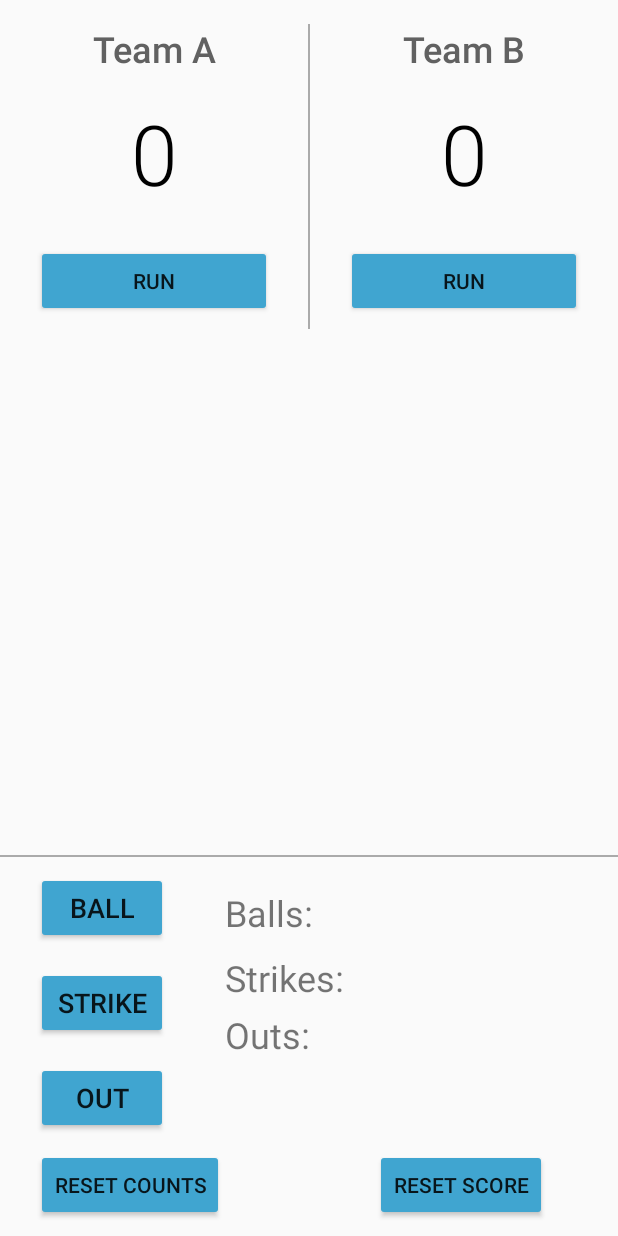
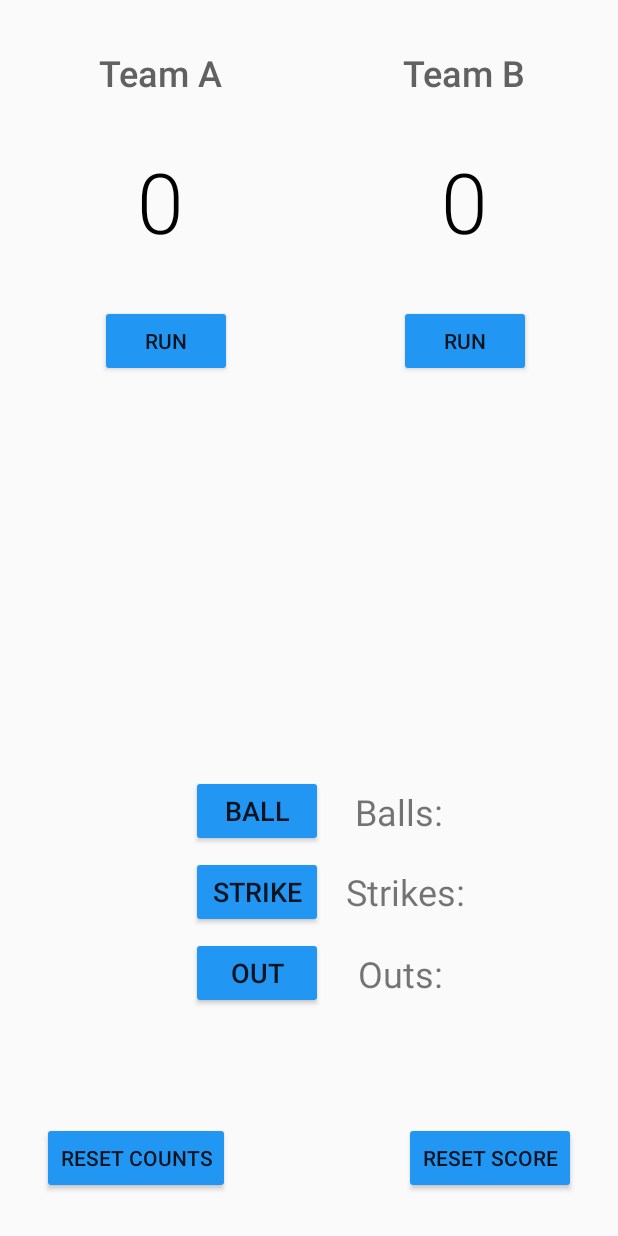
Before and after one commit to JosephMcNamara/BaseballApp, an Android app: the layout activity_main.xml on its own in the app's theme, with its tools: preview values and no code run, on a phone screen of 412 x 824 dp. Run offline under Robolectric (Android 15) with nearby library versions, the phone set to English and light mode, and no system bars.

Commit message:
Layout changes

```diff
--- a/app/src/main/java/com/example/android/baseballapp/MainActivity.java
+++ b/app/src/main/java/com/example/android/baseballapp/MainActivity.java
@@ -37,7 +37,7 @@ public class MainActivity extends AppCompatActivity {
 
     int balls = 0;
     int strikes = 0;
-    int outs =0;
+    int outs = 0;
 
     @Override
     protected void onCreate(Bundle savedInstanceState) {
@@ -54,6 +54,7 @@ public class MainActivity extends AppCompatActivity {
         scoreTeamA = scoreTeamA + 1;
         displayForTeamA(scoreTeamA);
     }
+
     /**
      * Increase the score for Team B by 1 point.
      */
@@ -67,20 +68,31 @@ public class MainActivity extends AppCompatActivity {
      */
     public void addBall(View v) {
         balls = balls + 1;
+        if (balls > 3) {
+            return;
+        }
         displayForBalls("Balls: " + balls);
     }
+
     /**
      * Increase the balls by one.
      */
     public void addStrike(View v) {
         strikes = strikes + 1;
+        if (strikes > 3) {
+            return;
+        }
         displayForStrikes("Strikes: " + strikes);
     }
+
     /**
      * Increase the balls by one.
      */
     public void addOut(View v) {
         outs = outs + 1;
+        if (outs > 3) {
+            return;
+        }
         displayForOuts("Outs: " + outs);
     }
 
@@ -107,7 +119,7 @@ public class MainActivity extends AppCompatActivity {
      * Displays the given score for Team A.
      */
     public void displayForTeamA(int score) {
-        TextView scoreView = (TextView) findViewById(R.id.team_a_score);
+        TextView scoreView = findViewById(R.id.team_a_score);
         scoreView.setText(String.valueOf(score));
     }
 
@@ -115,19 +127,22 @@ public class MainActivity extends AppCompatActivity {
      * Displays the given score for Team B.
      */
     public void displayForTeamB(int score) {
-        TextView scoreView = (TextView) findViewById(R.id.team_b_score);
+        TextView scoreView = findViewById(R.id.team_b_score);
         scoreView.setText(String.valueOf(score));
     }
+
     public void displayForBalls(String score) {
-        TextView scoreView = (TextView) findViewById(R.id.balls);
+        TextView scoreView = findViewById(R.id.balls);
         scoreView.setText(String.valueOf(score));
     }
+
     public void displayForStrikes(String score) {
-        TextView scoreView = (TextView) findViewById(R.id.strikes);
+        TextView scoreView = findViewById(R.id.strikes);
         scoreView.setText(String.valueOf(score));
     }
+
     public void displayForOuts(String score) {
-        TextView scoreView = (TextView) findViewById(R.id.outs);
+        TextView scoreView = findViewById(R.id.outs);
         scoreView.setText(String.valueOf(score));
     }
 }
--- a/app/src/main/res/layout/activity_main.xml
+++ b/app/src/main/res/layout/activity_main.xml
@@ -11,186 +11,197 @@
      limitations under the License.
 -->
 <!-- Layout for the basketball score counter. -->
-<RelativeLayout xmlns:android="http://schemas.android.com/apk/res/android"
+<android.support.constraint.ConstraintLayout xmlns:android="http://schemas.android.com/apk/res/android"
+    xmlns:app="http://schemas.android.com/apk/res-auto"
     xmlns:tools="http://schemas.android.com/tools"
+    android:id="@+id/relativeLayout"
     android:layout_width="match_parent"
     android:layout_height="match_parent"
-    tools:context=".MainActivity">
+    android:background="#FAFAFA"
+    tools:context=".MainActivity"
+    tools:layout_editor_absoluteY="81dp">
 
-    <LinearLayout
-        android:layout_width="match_parent"
-        android:layout_height="wrap_content"
-        android:orientation="horizontal"
-        android:id="@+id/linearLayout1">
-
-        <LinearLayout
-            android:layout_width="0dp"
-            android:layout_height="wrap_content"
-            android:layout_weight="1"
-            android:orientation="vertical">
 
     <TextView
-                android:layout_width="match_parent"
+        android:id="@+id/textView"
+        android:layout_width="wrap_content"
         android:layout_height="wrap_content"
+        android:layout_marginLeft="49dp"
+        android:layout_marginStart="49dp"
+        android:layout_marginTop="16dp"
         android:fontFamily="sans-serif-medium"
         android:gravity="center"
         android:padding="16dp"
         android:text="Team A"
         android:textColor="#616161"
-                android:textSize="24sp" />
+        android:textSize="24sp"
+        app:layout_constraintStart_toStartOf="parent"
+        app:layout_constraintTop_toTopOf="parent" />
 
     <TextView
         android:id="@+id/team_a_score"
-                android:layout_width="match_parent"
+        android:layout_width="wrap_content"
         android:layout_height="wrap_content"
         android:fontFamily="sans-serif-light"
         android:gravity="center"
         android:paddingBottom="24dp"
         android:text="0"
         android:textColor="#000000"
-                android:textSize="56sp" />
+        android:textSize="56sp"
+        app:layout_constraintBottom_toBottomOf="@+id/team_b_score"
+        app:layout_constraintEnd_toEndOf="@+id/textView"
+        app:layout_constraintStart_toStartOf="@+id/textView"
+        app:layout_constraintTop_toTopOf="@+id/team_b_score" />
 
     <Button
-                android:layout_width="match_parent"
+        android:id="@+id/button"
+        android:layout_width="wrap_content"
         android:layout_height="wrap_content"
-                android:layout_marginBottom="8dp"
-                android:layout_marginLeft="24dp"
-                android:layout_marginRight="24dp"
+        android:layout_marginTop="8dp"
         android:onClick="addOneForTeamA"
-                android:text="Run" />
+        android:text="Run"
+        app:layout_constraintEnd_toEndOf="@+id/team_a_score"
+        app:layout_constraintHorizontal_bias="0.438"
+        app:layout_constraintStart_toStartOf="@+id/team_a_score"
+        app:layout_constraintTop_toBottomOf="@+id/team_a_score" />
 
-        </LinearLayout>
-
-        <View
-            android:layout_width="1dp"
-            android:layout_height="match_parent"
-            android:layout_marginTop="16dp"
-            android:background="@android:color/darker_gray" />
-
-        <LinearLayout
-            android:layout_width="0dp"
-            android:layout_height="match_parent"
-            android:layout_weight="1"
-            android:orientation="vertical">
 
     <TextView
-                android:layout_width="match_parent"
+        android:id="@+id/textView2"
+        android:layout_width="wrap_content"
         android:layout_height="wrap_content"
+        android:layout_marginEnd="45dp"
+        android:layout_marginRight="45dp"
         android:fontFamily="sans-serif-medium"
         android:gravity="center"
         android:padding="16dp"
         android:text="Team B"
         android:textColor="#616161"
-                android:textSize="24sp" />
+        android:textSize="24sp"
+        app:layout_constraintBottom_toBottomOf="@+id/textView"
+        app:layout_constraintEnd_toEndOf="parent"
+        app:layout_constraintTop_toTopOf="@+id/textView" />
 
     <TextView
         android:id="@+id/team_b_score"
-                android:layout_width="match_parent"
+        android:layout_width="wrap_content"
         android:layout_height="wrap_content"
+        android:layout_marginTop="16dp"
         android:fontFamily="sans-serif-light"
         android:gravity="center"
         android:paddingBottom="24dp"
         android:text="0"
         android:textColor="#000000"
-                android:textSize="56sp" />
+        android:textSize="56sp"
+        app:layout_constraintEnd_toEndOf="@+id/textView2"
+        app:layout_constraintStart_toStartOf="@+id/textView2"
+        app:layout_constraintTop_toBottomOf="@+id/textView2" />
+
 
     <Button
-                android:layout_width="match_parent"
-                android:layout_height="wrap_content"
-                android:layout_marginBottom="8dp"
-                android:layout_marginLeft="24dp"
-                android:layout_marginRight="24dp"
-                android:onClick="addOneForTeamB"
-                android:text="Run" />
-
-        </LinearLayout>
-    </LinearLayout>
-
-    <View android:background="@android:color/darker_gray"
-        android:layout_width = "match_parent"
-        android:layout_height="1dp"
-        android:layout_above="@id/ballsCount"
-        android:layout_marginBottom="10dp"
-        android:id="@+id/view"/>
-    <Button
+        android:id="@+id/button2"
         android:layout_width="wrap_content"
         android:layout_height="wrap_content"
-        android:layout_above="@id/strikesCount"
-        android:layout_marginBottom="15dp"
-        android:text="Ball"
-        android:onClick="addBall"
-        android:id="@+id/ballsCount"
-        android:layout_marginLeft="24dp"
-        android:layout_marginRight="24dp"
-        android:textSize="18sp"/>
+        android:onClick="addOneForTeamB"
+        android:text="Run"
+        app:layout_constraintBottom_toBottomOf="@+id/button"
+        app:layout_constraintEnd_toEndOf="@+id/team_b_score"
+        app:layout_constraintStart_toStartOf="@+id/team_b_score"
+        app:layout_constraintTop_toTopOf="@+id/button" />
 
     <Button
+        android:id="@+id/ballsCount"
         android:layout_width="wrap_content"
         android:layout_height="wrap_content"
-        android:layout_above="@id/outsCount"
-        android:layout_marginBottom="15dp"
-        android:text="Strike"
-        android:onClick="addStrike"
+        android:layout_marginBottom="60dp"
+        android:onClick="addBall"
+        android:text="Ball"
+        android:textSize="18sp"
+        app:layout_constraintBottom_toTopOf="@+id/outsCount"
+        app:layout_constraintStart_toStartOf="@+id/strikesCount" />
+
+    <Button
         android:id="@+id/strikesCount"
-        android:layout_marginLeft="24dp"
-        android:layout_marginRight="24dp"
-        android:textSize="18sp"/>
-    <Button
         android:layout_width="wrap_content"
         android:layout_height="wrap_content"
-        android:layout_above="@id/resetButton"
-        android:layout_marginBottom="10dp"
-        android:text="Out"
-        android:layout_marginLeft="24dp"
-        android:layout_marginRight="24dp"
-        android:onClick="addOut"
+        android:onClick="addStrike"
+        android:text="Strike"
+        android:textSize="18sp"
+        app:layout_constraintBottom_toBottomOf="@+id/strikes"
+        app:layout_constraintStart_toStartOf="@+id/outsCount"
+        app:layout_constraintTop_toTopOf="@+id/strikes" />
+
+    <Button
         android:id="@+id/outsCount"
-        android:textSize="18sp"/>
-    <Button
         android:layout_width="wrap_content"
         android:layout_height="wrap_content"
-        android:layout_alignParentBottom="true"
-        android:layout_marginBottom="10dp"
-        android:layout_marginLeft="250dp"
+        android:layout_marginBottom="75dp"
+        android:layout_marginLeft="99dp"
+        android:layout_marginStart="99dp"
+        android:onClick="addOut"
+        android:text="Out"
+        android:textSize="18sp"
+        app:layout_constraintBottom_toTopOf="@+id/resetCounts"
+        app:layout_constraintStart_toStartOf="@+id/resetCounts" />
+
+    <Button
+        android:id="@+id/resetButton"
+        android:layout_width="wrap_content"
+        android:layout_height="wrap_content"
+        android:layout_marginBottom="28dp"
+        android:layout_marginEnd="28dp"
+        android:layout_marginRight="28dp"
         android:onClick="resetScore"
         android:text="Reset Score"
-        android:id="@+id/resetButton" />
+        app:layout_constraintBottom_toBottomOf="parent"
+        app:layout_constraintEnd_toEndOf="parent" />
+
     <Button
+        android:id="@+id/resetCounts"
         android:layout_width="wrap_content"
         android:layout_height="wrap_content"
-        android:layout_alignParentBottom="true"
-        android:layout_marginBottom="10dp"
-        android:layout_marginLeft="24dp"
+        android:layout_marginBottom="28dp"
+        android:layout_marginLeft="28dp"
+        android:layout_marginStart="28dp"
         android:onClick="resetCounts"
         android:text="Reset Counts"
-        android:id="@+id/resetCounts" />
+        app:layout_constraintBottom_toBottomOf="parent"
+        app:layout_constraintStart_toStartOf="parent" />
+
     <TextView
+        android:id="@+id/balls"
         android:layout_width="wrap_content"
         android:layout_height="wrap_content"
-        android:layout_above="@id/strikesCount"
-        android:layout_marginBottom="20dp"
+        android:layout_marginLeft="6dp"
+        android:layout_marginStart="6dp"
         android:text="Balls:"
-        android:layout_marginLeft="150dp"
         android:textSize="24sp"
-        android:id="@+id/balls"/>
+        app:layout_constraintBottom_toBottomOf="@+id/ballsCount"
+        app:layout_constraintStart_toStartOf="@+id/strikes"
+        app:layout_constraintTop_toTopOf="@+id/ballsCount" />
 
     <TextView
+        android:id="@+id/strikes"
         android:layout_width="wrap_content"
         android:layout_height="wrap_content"
-        android:layout_above="@id/outsCount"
-        android:layout_marginBottom="40dp"
+        android:layout_marginLeft="15dp"
+        android:layout_marginStart="15dp"
+        android:layout_marginTop="13dp"
         android:text="Strikes:"
-        android:layout_marginLeft="150dp"
         android:textSize="24sp"
-        android:id="@+id/strikes"/>
+        app:layout_constraintStart_toEndOf="@+id/strikesCount"
+        app:layout_constraintTop_toBottomOf="@+id/ballsCount" />
+
     <TextView
+        android:id="@+id/outs"
         android:layout_width="wrap_content"
         android:layout_height="wrap_content"
-        android:layout_above="@id/resetButton"
-        android:layout_marginBottom="60dp"
+        android:layout_marginLeft="8dp"
+        android:layout_marginStart="8dp"
         android:text="Outs:"
-        android:id="@+id/outs"
-        android:layout_marginLeft="150dp"
-        android:textSize="24sp"/>
+        android:textSize="24sp"
+        app:layout_constraintBottom_toBottomOf="@+id/outsCount"
+        app:layout_constraintStart_toStartOf="@+id/strikes"
+        app:layout_constraintTop_toTopOf="@+id/outsCount" />
 
-</RelativeLayout>
+</android.support.constraint.ConstraintLayout>
--- a/app/src/main/res/values/colors.xml
+++ b/app/src/main/res/values/colors.xml
@@ -1,6 +1,7 @@
-<?xml version="1.0" encoding="utf-8"?>
+<!--?xml version="1.0" encoding="UTF-8"?-->
 <resources>
-    <color name="colorPrimary">#3F51B5</color>
-    <color name="colorPrimaryDark">#303F9F</color>
-    <color name="colorAccent">#FF4081</color>
+    <color name="primaryColor">#8c6d62</color>
+    <color name="primaryLightColor">#bd9b8f</color>
+    <color name="primaryDarkColor">#5e4238</color>
+    <color name="primaryTextColor">#ffffff</color>
 </resources>
--- a/app/src/main/res/values/styles.xml
+++ b/app/src/main/res/values/styles.xml
@@ -1,12 +1,11 @@
 <resources>
 
     <!-- Base application theme. -->
-    <style name="AppTheme" parent="Theme.AppCompat.Light.DarkActionBar">
+    <style name="AppTheme" parent="Theme.AppCompat.Light.NoActionBar">
         <!-- Customize your theme here. -->
-        <item name="colorPrimary">@color/colorPrimary</item>
-        <item name="colorPrimaryDark">@color/colorPrimaryDark</item>
-        <item name="colorAccent">@color/colorAccent</item>
-        <item name="colorButtonNormal">#40a5d0</item>
+        <item name="colorPrimary">#FAFAFA</item>
+        <item name="colorPrimaryDark">#0D47A1</item>
+        <item name="colorButtonNormal">#2196F3</item>
     </style>
 
 </resources>
```
Lines whose indentation alone changed are shown as unchanged.
